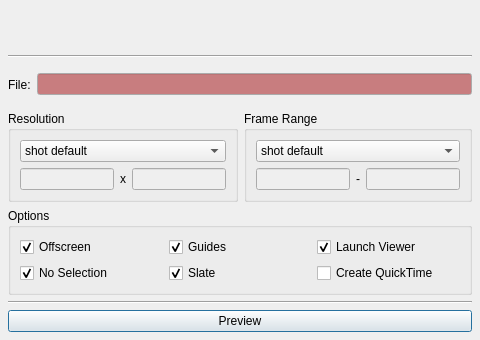
Qt form core/tools/gpsPreview/gpsPreviewUI.ui (mjbonnington/icarus-gps) before a commit.
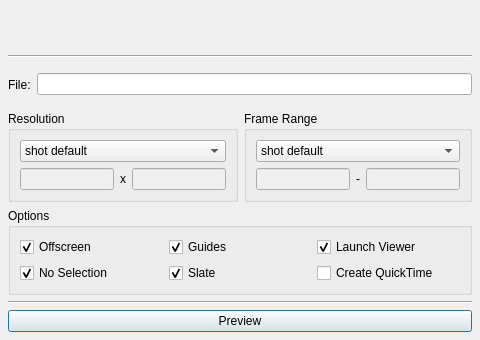
The same form after that commit.

Commit message: Added checkbox to control whether icarus UI will minimise on app launch

The edit to the form file:
```diff
--- a/core/tools/gpsPreview/gpsPreviewUI.ui
+++ b/core/tools/gpsPreview/gpsPreviewUI.ui
@@ -52,151 +52,6 @@
       </item>
       <item>
        <widget class="QLineEdit" name="file_lineEdit">
-        <property name="palette">
-         <palette>
-          <active>
-           <colorrole role="WindowText">
-            <brush brushstyle="SolidPattern">
-             <color alpha="255">
-              <red>38</red>
-              <green>38</green>
-              <blue>38</blue>
-             </color>
-            </brush>
-           </colorrole>
-           <colorrole role="Text">
-            <brush brushstyle="SolidPattern">
-             <color alpha="255">
-              <red>76</red>
-              <green>76</green>
-              <blue>76</blue>
-             </color>
-            </brush>
-           </colorrole>
-           <colorrole role="BrightText">
-            <brush brushstyle="SolidPattern">
-             <color alpha="255">
-              <red>38</red>
-              <green>38</green>
-              <blue>38</blue>
-             </color>
-            </brush>
-           </colorrole>
-           <colorrole role="ButtonText">
-            <brush brushstyle="SolidPattern">
-             <color alpha="255">
-              <red>38</red>
-              <green>38</green>
-              <blue>38</blue>
-             </color>
-            </brush>
-           </colorrole>
-           <colorrole role="Base">
-            <brush brushstyle="SolidPattern">
-             <color alpha="255">
-              <red>200</red>
-              <green>125</green>
-              <blue>127</blue>
-             </color>
-            </brush>
-           </colorrole>
-          </active>
-          <inactive>
-           <colorrole role="WindowText">
-            <brush brushstyle="SolidPattern">
-             <color alpha="255">
-              <red>38</red>
-              <green>38</green>
-              <blue>38</blue>
-             </color>
-            </brush>
-           </colorrole>
-           <colorrole role="Text">
-            <brush brushstyle="SolidPattern">
-             <color alpha="255">
-              <red>76</red>
-              <green>76</green>
-              <blue>76</blue>
-             </color>
-            </brush>
-           </colorrole>
-           <colorrole role="BrightText">
-            <brush brushstyle="SolidPattern">
-             <color alpha="255">
-              <red>38</red>
-              <green>38</green>
-              <blue>38</blue>
-             </color>
-            </brush>
-           </colorrole>
-           <colorrole role="ButtonText">
-            <brush brushstyle="SolidPattern">
-             <color alpha="255">
-              <red>38</red>
-              <green>38</green>
-              <blue>38</blue>
-             </color>
-            </brush>
-           </colorrole>
-           <colorrole role="Base">
-            <brush brushstyle="SolidPattern">
-             <color alpha="255">
-              <red>200</red>
-              <green>125</green>
-              <blue>127</blue>
-             </color>
-            </brush>
-           </colorrole>
-          </inactive>
-          <disabled>
-           <colorrole role="WindowText">
-            <brush brushstyle="SolidPattern">
-             <color alpha="255">
-              <red>69</red>
-              <green>69</green>
-              <blue>69</blue>
-             </color>
-            </brush>
-           </colorrole>
-           <colorrole role="Text">
-            <brush brushstyle="SolidPattern">
-             <color alpha="255">
-              <red>69</red>
-              <green>69</green>
-              <blue>69</blue>
-             </color>
-            </brush>
-           </colorrole>
-           <colorrole role="BrightText">
-            <brush brushstyle="SolidPattern">
-             <color alpha="255">
-              <red>38</red>
-              <green>38</green>
-              <blue>38</blue>
-             </color>
-            </brush>
-           </colorrole>
-           <colorrole role="ButtonText">
-            <brush brushstyle="SolidPattern">
-             <color alpha="255">
-              <red>106</red>
-              <green>104</green>
-              <blue>100</blue>
-             </color>
-            </brush>
-           </colorrole>
-           <colorrole role="Base">
-            <brush brushstyle="SolidPattern">
-             <color alpha="255">
-              <red>102</red>
-              <green>102</green>
-              <blue>102</blue>
-             </color>
-            </brush>
-           </colorrole>
-          </disabled>
-         </palette>
-        </property>
         <property name="mandatoryField" stdset="0">
          <bool>true</bool>
         </property>
```
The commit also changes 6 other files.
